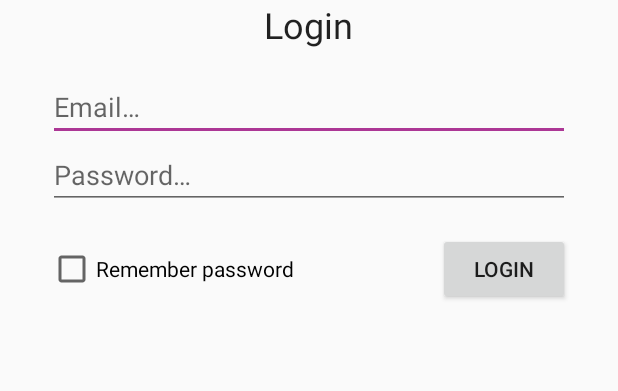
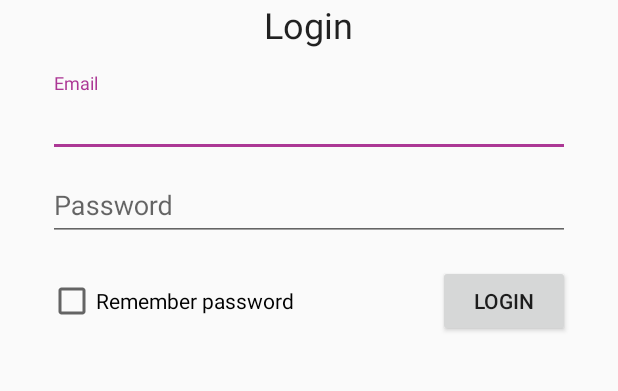
Before and after one commit to AlvaroBrey/mONO, an Android app: the screen it shows after launch (LoginActivity), on a phone screen of 412 x 824 dp, the part 372-763 px from its top. Run offline under Robolectric (Android 15) with nearby library versions, the phone set to English and light mode, and no system bars; our stand-ins replace ButterKnife; pictures from the network do not load.

Commit message:
LoginActivity.java: UX improvements.

```diff
--- a/app/src/main/res/layout/activity_login.xml
+++ b/app/src/main/res/layout/activity_login.xml
@@ -28,8 +28,8 @@
         android:text="@string/text_login_title"
         android:textAppearance="@style/TextAppearance.AppCompat.Headline"/>
 
-    <EditText
-        android:id="@+id/edittext_login_email"
+    <android.support.design.widget.TextInputLayout
+        android:id="@+id/input_layout_email"
         android:layout_width="match_parent"
         android:layout_height="wrap_content"
         android:layout_below="@id/login_title"
@@ -37,31 +37,50 @@
         android:layout_marginLeft="@dimen/activity_horizontal_margin"
         android:layout_marginRight="@dimen/activity_horizontal_margin"
         android:layout_marginTop="@dimen/activity_vertical_margin"
-        android:ems="10"
-        android:hint="@string/hint_login_email"
-        android:inputType="textEmailAddress"/>
+        >
 
-    <EditText
-        android:id="@+id/edittext_login_password"
+        <EditText
+            android:id="@+id/edittext_login_email"
+            android:layout_width="match_parent"
+            android:layout_height="wrap_content"
+            android:layout_below="@id/login_title"
+            android:ems="10"
+            android:hint="@string/hint_login_email"
+            android:inputType="textEmailAddress"/>
+
+    </android.support.design.widget.TextInputLayout>
+
+
+    <android.support.design.widget.TextInputLayout
+        android:id="@+id/input_layout_password"
         android:layout_width="match_parent"
         android:layout_height="wrap_content"
-        android:layout_below="@+id/edittext_login_email"
+        android:layout_below="@+id/input_layout_email"
         android:layout_centerHorizontal="true"
         android:layout_marginBottom="@dimen/activity_vertical_margin"
         android:layout_marginLeft="@dimen/activity_horizontal_margin"
-        android:layout_marginRight="@dimen/activity_horizontal_margin"
-        android:ems="10"
-        android:hint="@string/hint_login_password"
-        android:inputType="textPassword"/>
+        android:layout_marginRight="@dimen/activity_horizontal_margin">
+
+
+        <EditText
+            android:id="@+id/edittext_login_password"
+            android:layout_width="match_parent"
+            android:layout_height="wrap_content"
+            android:ems="10"
+            android:hint="@string/hint_login_password"
+            android:inputType="textPassword"/>
+
+    </android.support.design.widget.TextInputLayout>
+
 
     <RelativeLayout
         android:layout_width="wrap_content"
         android:layout_height="wrap_content"
-        android:layout_alignEnd="@id/edittext_login_password"
-        android:layout_alignLeft="@id/edittext_login_password"
-        android:layout_alignRight="@id/edittext_login_password"
-        android:layout_alignStart="@id/edittext_login_password"
-        android:layout_below="@id/edittext_login_password"
+        android:layout_alignEnd="@id/input_layout_password"
+        android:layout_alignLeft="@id/input_layout_password"
+        android:layout_alignRight="@id/input_layout_password"
+        android:layout_alignStart="@id/input_layout_password"
+        android:layout_below="@id/input_layout_password"
         >
 
         <Button
--- a/app/src/main/res/values/strings.xml
+++ b/app/src/main/res/values/strings.xml
@@ -13,10 +13,11 @@
     <!-- Login -->
     <string name="title_activity_login">Sign in</string>
     <string name="action_login">Login</string>
-    <string name="hint_login_email">Email…</string>
-    <string name="hint_login_password">Password…</string>
+    <string name="hint_login_email">Email</string>
+    <string name="hint_login_password">Password</string>
     <string name="text_login_title">Login</string>
     <string name="remember_credentials">Remember password</string>
+    <string name="error_field_required">This field is required</string>
 
 
 </resources>
```
Also changed, not shown: app/src/main/java/com/ontherunvaro/onoclient/activities/LoginActivity.java (+28 -0 lines).
